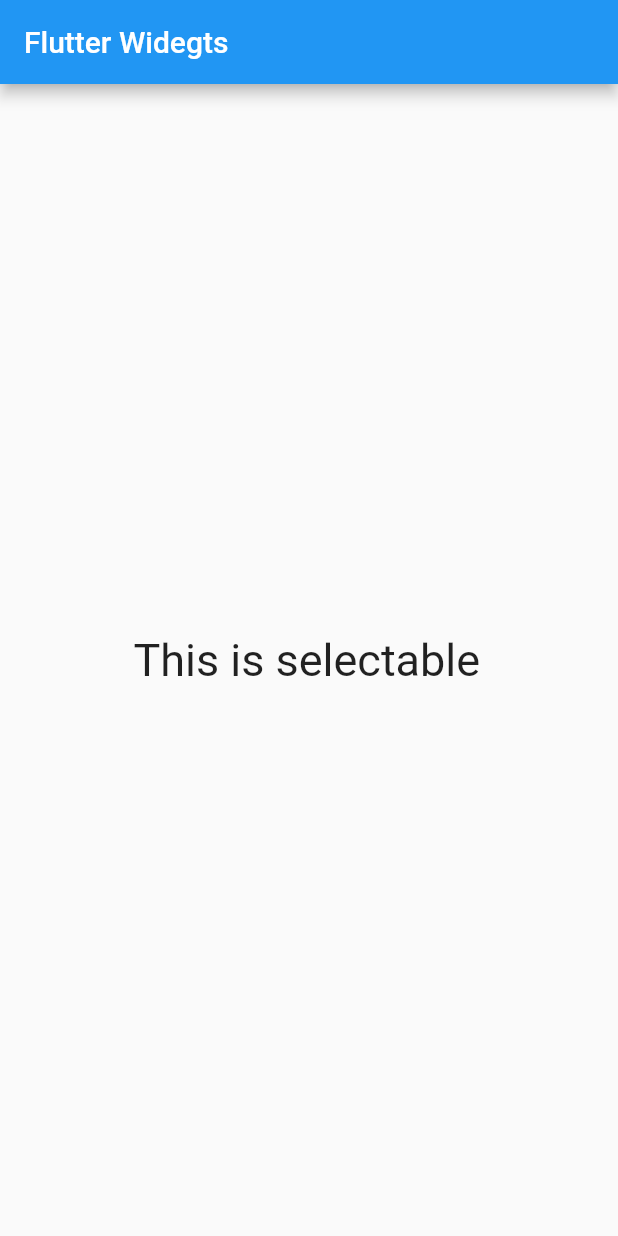
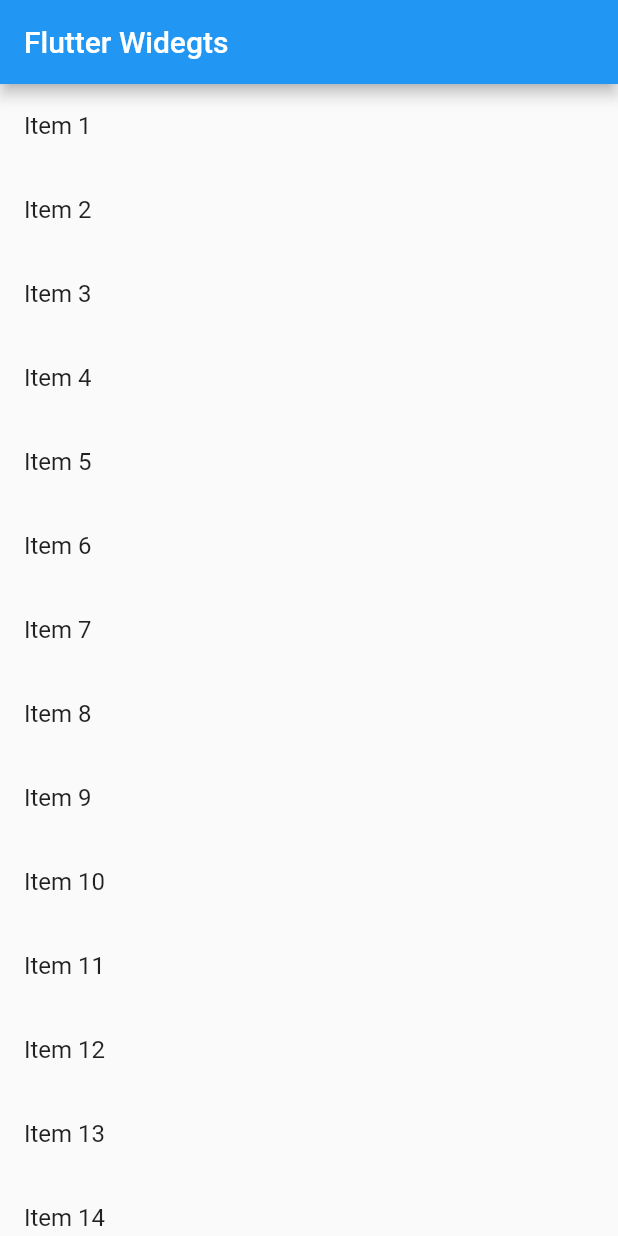
Before and after one commit to shaurya019/ALL_Flutter-Widgets, a Flutter app: the screen it shows after launch, on a phone screen of 412 x 824 dp. Run offline on Flutter 3.47's test engine with Material 2 defaults, Android fonts, the phone set to English and light mode, and no system bars.

```diff
--- a/lib/main.dart
+++ b/lib/main.dart
@@ -35,17 +35,23 @@ class MyHomePage extends StatefulWidget {
 }
 
 class _MyHomePageState extends State<MyHomePage> with TickerProviderStateMixin{
+  final ScrollController controller = ScrollController();
   @override
   Widget build(BuildContext context) {
     return Scaffold(
       appBar: AppBar(
         title: Text(widget.title),
       ),
-      body: Center(
-        child: SelectableText(
-          'This is selectable',
-          style: TextStyle(fontSize: 30),
-          onSelectionChanged: (selection, cause) {},
+      body:Scrollbar(
+        controller: controller,
+        child: ListView.builder(
+            controller: controller,
+            itemCount: 40,
+            itemBuilder: (BuildContext context,int index){
+              return ListTile(
+                title: Text('Item ${index+1}'),
+              );
+            }
         ),
       )
     );
```
